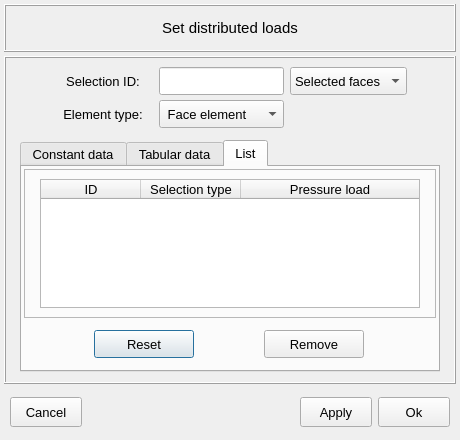
First picture: the form in vibra/interface/data/ui_files/model/structural/excitations/distributed_loads_inputs.ui, repository MOPT-UFSC/VIBRA, before the edit.
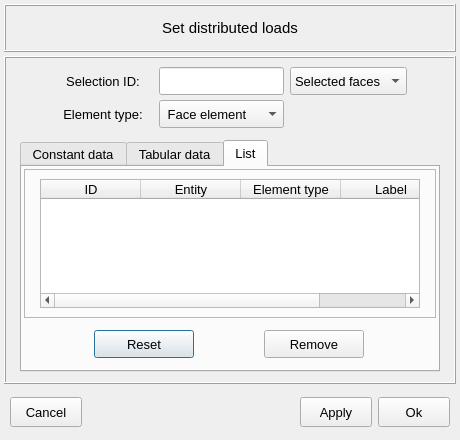
Second picture: the form after the edit. The open tabs and pages were chosen to show the change. Icons and pictures are not drawn.

Commit message: Refactor the distributed loads files

Patch:
```diff
--- a/vibra/interface/data/ui_files/model/structural/excitations/distributed_loads_inputs.ui
+++ b/vibra/interface/data/ui_files/model/structural/excitations/distributed_loads_inputs.ui
@@ -1416,7 +1416,7 @@
                   </column>
                   <column>
                    <property name="text">
-                    <string>Selection type</string>
+                    <string>Entity</string>
                    </property>
                    <property name="textAlignment">
                     <set>AlignCenter</set>
@@ -1424,7 +1424,23 @@
                   </column>
                   <column>
                    <property name="text">
-                    <string>Pressure load</string>
+                    <string>Element type</string>
+                   </property>
+                   <property name="textAlignment">
+                    <set>AlignCenter</set>
+                   </property>
+                  </column>
+                  <column>
+                   <property name="text">
+                    <string>Label</string>
+                   </property>
+                   <property name="textAlignment">
+                    <set>AlignCenter</set>
+                   </property>
+                  </column>
+                  <column>
+                   <property name="text">
+                    <string>Value</string>
                    </property>
                    <property name="textAlignment">
                     <set>AlignCenter</set>
```
Left out of the diff: 7 changed lines with no effect on the pictures. The commit also changes 8 other files.
